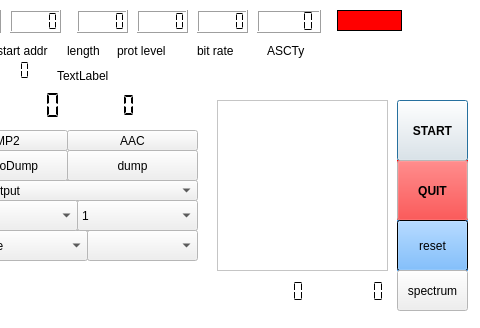
Before: the Qt Designer form sdrgui.ui in AlbrechtL/sdr-j-dab, drawn with Qt 5; both pictures show x 353 to 833 and y 0 to 328 of the 833 by 328 pixel window.
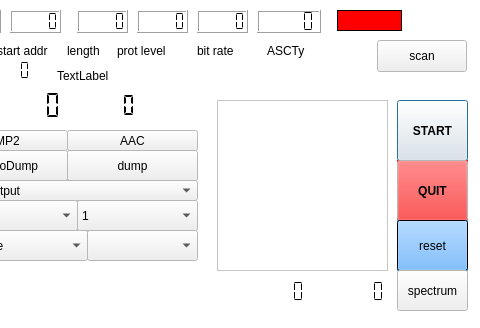
After: the same form once the commit is applied. Custom widgets are drawn as their Qt base class.

What changed in the file:
```diff
--- a/sdrgui.ui
+++ b/sdrgui.ui
@@ -1193,8 +1193,8 @@
   <widget class="QLabel" name="versionName">
    <property name="geometry">
     <rect>
-     <x>600</x>
-     <y>60</y>
+     <x>590</x>
+     <y>80</y>
      <width>151</width>
      <height>21</height>
     </rect>
@@ -1456,6 +1456,19 @@
     <enum>QLCDNumber::Flat</enum>
    </property>
   </widget>
+  <widget class="QPushButton" name="scanButton">
+   <property name="geometry">
+    <rect>
+     <x>730</x>
+     <y>40</y>
+     <width>90</width>
+     <height>32</height>
+    </rect>
+   </property>
+   <property name="text">
+    <string>scan</string>
+   </property>
+  </widget>
  </widget>
  <layoutdefault spacing="6" margin="11"/>
  <pixmapfunction>qPixmapFromMimeSource</pixmapfunction>
```
Left out of the diff: 6 changed lines with no effect on the pictures.
